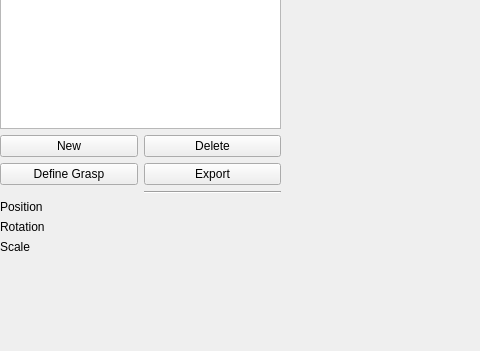
Above: QtUWSim/src/MainWindow.ui from uji-ros-pkg/underwater_simulation before the change; both pictures show x 0 to 480 and y 621 to 972 of the 900 by 972 pixel window. Below: the same form after it.
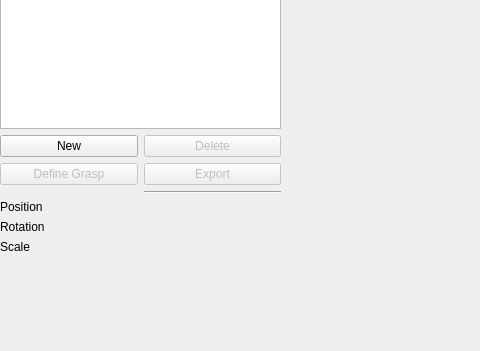
That is the form after the change.

What changed in the file:
```diff
--- a/QtUWSim/src/MainWindow.ui
+++ b/QtUWSim/src/MainWindow.ui
@@ -1282,6 +1282,9 @@
       </item>
       <item row="1" column="1">
        <widget class="QPushButton" name="deleteIntervention2D">
+        <property name="enabled">
+         <bool>false</bool>
+        </property>
         <property name="text">
          <string>Delete</string>
         </property>
@@ -1310,6 +1313,9 @@
       </item>
       <item row="2" column="1">
        <widget class="QPushButton" name="exportIntervention2D">
+        <property name="enabled">
+         <bool>false</bool>
+        </property>
         <property name="text">
          <string>Export</string>
         </property>
@@ -1317,6 +1323,9 @@
       </item>
       <item row="2" column="0">
        <widget class="QPushButton" name="graspIntervention2D">
+        <property name="enabled">
+         <bool>false</bool>
+        </property>
         <property name="text">
          <string>Define Grasp</string>
         </property>
```
